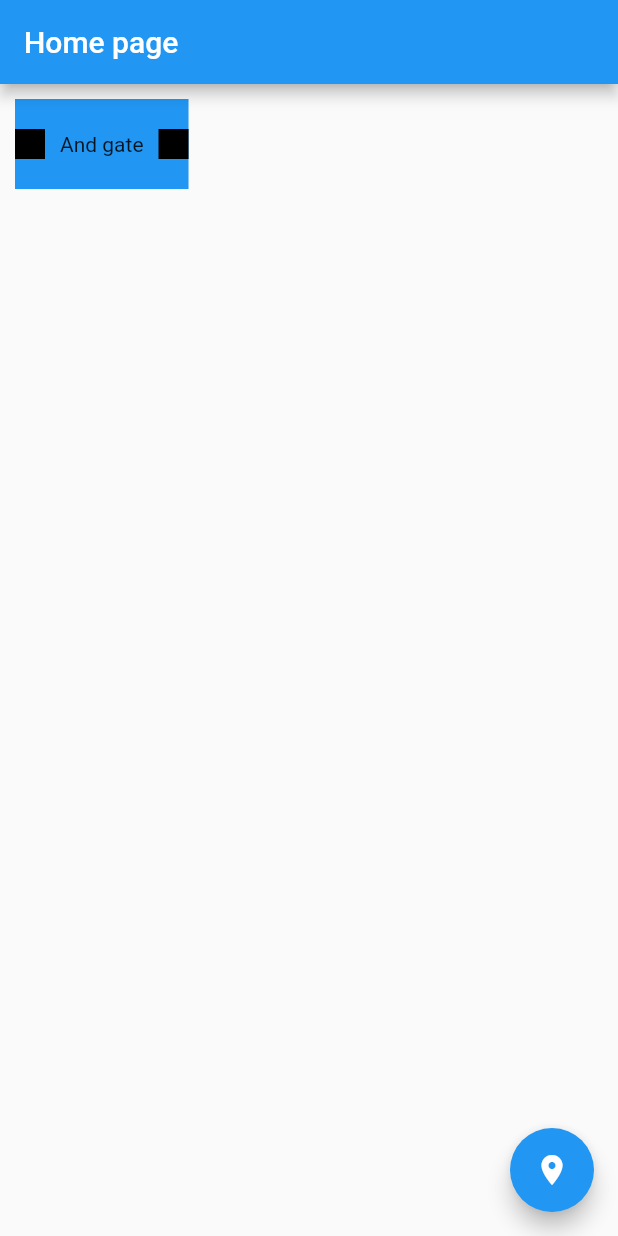
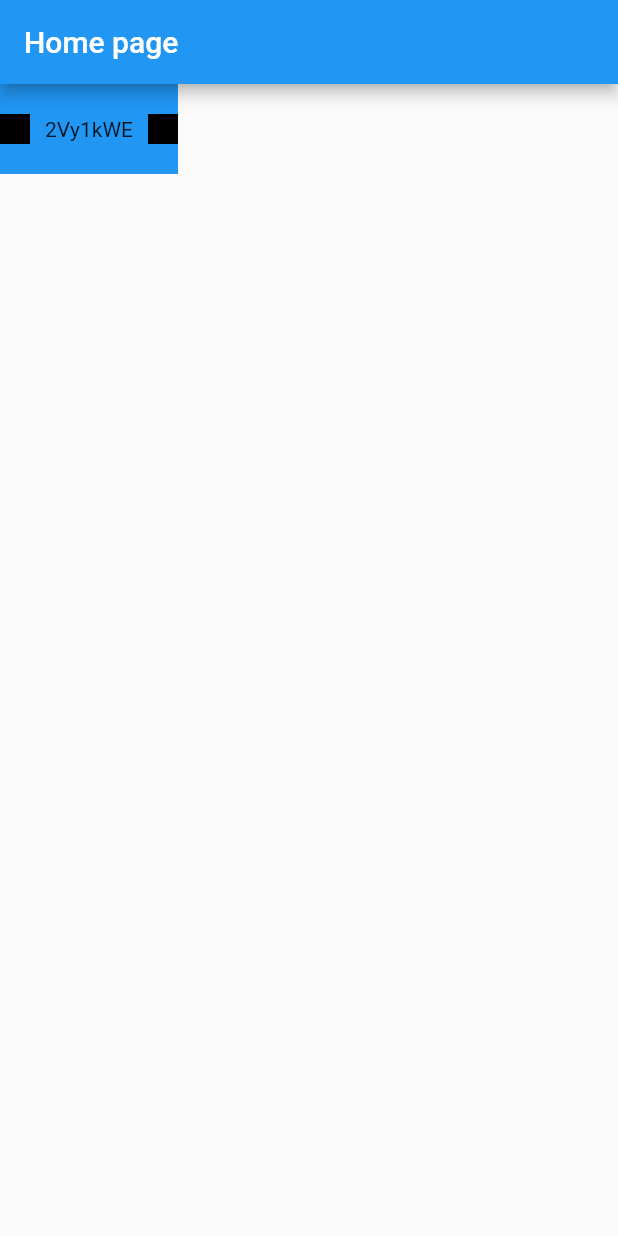
Before and after one commit to AbhijeetKale/gate_sim, a Flutter app: the screen it shows after launch, on a phone screen of 412 x 824 dp. Run offline on Flutter 3.47's test engine with Material 2 defaults, Android fonts, the phone set to English and light mode, and no system bars.

Commit message:
Completed code for moveable circuit nodes

```diff
--- a/lib/components/drawing_board.dart
+++ b/lib/components/drawing_board.dart
@@ -1,35 +1,60 @@
 import 'package:flutter/material.dart';
 import 'package:gate_sim/components/line_object.dart';
-import 'package:gate_sim/components/moveable_object.dart';
+import 'package:gate_sim/components/logic_gate_box.dart';
+import 'package:gate_sim/models/circuit.dart';
 
 class DrawingBoard extends StatefulWidget {
-  final List<Line>? lines;
+  final Circuit? circuit;
 
-  const DrawingBoard({Key? key, this.lines}) : super(key: key);
+  const DrawingBoard({Key? key, this.circuit}) : super(key: key);
 
   @override
   State<StatefulWidget> createState() => _DrawingBoardState();
 }
 
 class _DrawingBoardState extends State<DrawingBoard> {
+  late Circuit circuit;
+
+  @override
+  void initState() {
+    super.initState();
+    circuit = widget.circuit ?? Circuit();
+  }
+
+  List<Widget> _buildNodeWidget() {
+    List<Widget> result = [];
+    for (Node node in circuit.nodes) {
+      result.add(
+        Positioned(
+          left: node.position.dx,
+          top: node.position.dy,
+          child: GestureDetector(
+            onPanUpdate: (DragUpdateDetails details) {
+              setState(() {
+                node.position += details.delta;
+              });
+            },
+            child: LogicGateWidget(
+              inputCount: node.maxPossibleInputCount,
+              outputCount: node.maxPossibleOutputCount,
+              child: Center(child: Text(node.label ?? node.id)),
+            ),
+          ),
+        ),
+      );
+    }
+    return result;
+  }
+
   @override
   Widget build(BuildContext context) {
-    return CustomPaint(
+    return FractionallySizedBox(
+      heightFactor: 0.8,
+      child: CustomPaint(
 //      painter: LinePainter(widget.lines ?? []),
-      child: Stack(
-        children: const [
-          Positioned(
-            left: 10,
-            top: 10,
-            child: LogicGateWidget(
-              child: Center(
-                child: Text(
-                  "And gate"
-                ),
-              ),
-            ),
-          ),
-        ],
+        child: Stack(
+          children: _buildNodeWidget(),
+        ),
       ),
     );
   }
--- a/lib/components/moveable_object.dart
+++ b/lib/components/logic_gate_box.dart
@@ -23,11 +23,11 @@ class LogicGateWidget extends SingleChildRenderObjectWidget {
 
   @override
   RenderObject createRenderObject(BuildContext context) =>
-      MoveAbleObject(inputCount, outputCount, nodeSize);
+      LogicGateBox(inputCount, outputCount, nodeSize);
 
   @override
   void updateRenderObject(
-      BuildContext context, covariant MoveAbleObject renderObject) {
+      BuildContext context, covariant LogicGateBox renderObject) {
     renderObject
       ..inputCount = inputCount
       ..outputCount = outputCount
@@ -35,14 +35,14 @@ class LogicGateWidget extends SingleChildRenderObjectWidget {
   }
 }
 
-class MoveAbleObject extends RenderProxyBox {
+class LogicGateBox extends RenderProxyBox {
   int _inputCount;
 
   int _outputCount;
 
   int _nodeSize;
 
-  MoveAbleObject(this._inputCount, this._outputCount, this._nodeSize,
+  LogicGateBox(this._inputCount, this._outputCount, this._nodeSize,
       [RenderBox? child])
       : assert(_inputCount > 0),
         assert(_outputCount > 0),
@@ -69,6 +69,9 @@ class MoveAbleObject extends RenderProxyBox {
     _nodeSize = value;
     markNeedsLayout();
   }
+
+  @override
+  bool hitTestSelf(Offset position) => true;
 
   @override
   void paint(PaintingContext context, Offset offset) {
--- a/lib/main.dart
+++ b/lib/main.dart
@@ -3,7 +3,8 @@
 import 'package:flutter/material.dart';
 import 'package:gate_sim/components/line_object.dart';
 import 'package:gate_sim/components/drawing_board.dart';
-import 'package:gate_sim/components/moveable_object.dart';
+import 'package:gate_sim/components/logic_gate_box.dart';
+import 'package:gate_sim/models/circuit.dart';
 
 void main() {
   runApp(const MyApp());
@@ -41,17 +42,19 @@
       appBar: AppBar(
         title: const Text("Home page"),
       ),
-      floatingActionButton: FloatingActionButton(
-        onPressed: () {
-          setState(() {
-            width = Random().nextInt(200).toDouble();
-          });
-        },
-        child: const Icon(Icons.place),
-      ),
       body: DrawingBoard(
-        lines: [Line([Offset.zero, Offset(10.0, 30.0)])],
+        circuit: Circuit(circuitComponents: [Node(outputConnections: [])]),
       ),
     );
   }
 }
+
+class CircuitHolderWidget extends InheritedWidget {
+  const CircuitHolderWidget({required Widget child, Key? key})
+      : super(child: child, key: key);
+
+  @override
+  bool updateShouldNotify(covariant InheritedWidget oldWidget) {
+    return true;
+  }
+}
--- a/lib/models/circuit.dart
+++ b/lib/models/circuit.dart
@@ -1,61 +1,104 @@
+import 'dart:collection';
 import 'package:flutter/cupertino.dart';
-import 'package:flutter/material.dart';
-import 'package:gate_sim/components/led_display_widget.dart';
 import 'package:gate_sim/util/id_util.dart';
 
 /// A [Connection] refers to a single output or value that can be split and supplied
 /// to multiple nodes within the circuit
 class Connection {
+  String id;
+
   /// all destinations where the below [value] will be given as input by this single connnection
   List<Node> destinationNode;
 
   /// [value] determines whether a connection has a value of 0 or 1
   bool value;
 
-  Connection({List<Node>? destinationNode, this.value = false})
-      : destinationNode = destinationNode ?? [];
+  Connection({String? id, List<Node>? destinationNode, this.value = false})
+      : destinationNode = destinationNode ?? [],
+        id = id ?? IdUtil.newId();
 }
 
-abstract class Node {
+class Node {
   /// ID of a nodal component in the circuit
   String id;
+
+  String? label;
+
+  Offset position;
+
+  int maxPossibleOutputCount;
+
+  int maxPossibleInputCount;
 
   /// A list of outputs (not connection nodes) which are sent to different nodes
   /// in the circuit
   List<Connection> outputConnections;
 
-  Node({String? id, List<Connection>? outputConnections})
-      : id = id ?? IdUtil.newId(),
+  Future<void> calculateOutput() async {}
+
+  Node(
+      {String? id,
+      List<Connection>? outputConnections,
+      Offset? position,
+      this.maxPossibleOutputCount = 1,
+      this.label,
+      this.maxPossibleInputCount = 1})
+      : assert((outputConnections?.length ?? 0) <= maxPossibleOutputCount),
+        id = id ?? IdUtil.newId(),
+        position = position ?? Offset.zero,
         outputConnections = outputConnections ?? [];
 
-  /// [getWidget] returns a widget related to the nodal component of a circuit
-  Widget getWidget();
+  @override
+  bool operator ==(Object other) => other is Node && other.id == id;
+
+  @override
+  int get hashCode => id.hashCode;
 }
 
 class InputSwitch extends Node {
-  InputSwitch(String? id, List<Connection>? outputConnections)
-      : super(id: id, outputConnections: outputConnections);
+  InputSwitch(String? id, List<Connection> outputConnections, this.value)
+      : assert(outputConnections.length == 1),
+        super(id: id, outputConnections: outputConnections);
+  bool value;
 
   @override
-  Widget getWidget() => const LedDisplayWidget();
+  Future<void> calculateOutput() async => outputConnections.first.value = value;
 }
 
 class OutPutDisplay extends Node {
-  OutPutDisplay(String? id) : super(id: id, outputConnections: List.empty());
-
-  @override
-  Widget getWidget() => const LedDisplayWidget();
+  OutPutDisplay(String? id, List<Connection>? inputConnections)
+      : super(id: id, outputConnections: List.empty());
 }
 
 class Circuit {
-  List<InputSwitch> inputNodes;
+  final List<Node> _circuitComponents;
 
-  List<OutPutDisplay> outputNodes;
+  List<Node> get nodes => _circuitComponents;
 
-  List<Node> intermediateComponents;
+  Map<Node, List<Connection>>? _inputConnectionMap;
 
-  Circuit(
-      {required this.inputNodes,
-      required this.outputNodes,
-      required this.intermediateComponents});
+  Circuit({List<Node>? circuitComponents})
+      : _circuitComponents = circuitComponents ?? [] {
+    _buildDependencyGraph();
+  }
+
+  List<Connection>? getNodeInputs(Node node) => _inputConnectionMap?[node];
+
+  void addNode(Node node) {
+    _circuitComponents.add(node);
+    _buildDependencyGraph();
+  }
+
+  void _buildDependencyGraph() {
+    _inputConnectionMap?.clear();
+    _inputConnectionMap = _inputConnectionMap ?? HashMap();
+    for (Node n in _circuitComponents) {
+      for (Connection output in n.outputConnections) {
+        for (Node destinationNode in output.destinationNode) {
+          _inputConnectionMap?.putIfAbsent(destinationNode, () => []);
+          _inputConnectionMap?[destinationNode]?.add(output);
+        }
+      }
+    }
+  }
 }
```
Also changed, not shown: lib/components/led_display_widget.dart (+7 -42 lines), lib/components/switch_widget.dart (added, +60 -0 lines).
